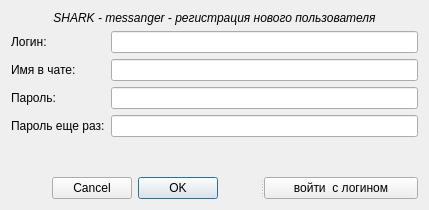
First picture: the form in Shark_UI/registerScreen.ui, repository YanBatytskiy/Shark_3_0_Qt, before the edit.
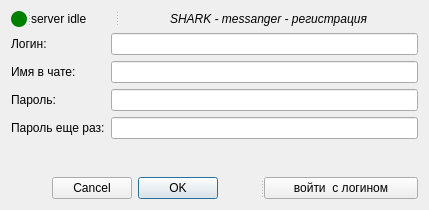
Second picture: the form after the edit.

Patch:
```diff
--- a/Shark_UI/registerScreen.ui
+++ b/Shark_UI/registerScreen.ui
@@ -18,6 +18,42 @@
     <number>6</number>
    </property>
    <item>
+    <widget class="QSplitter" name="splitter_2">
+     <property name="orientation">
+      <enum>Qt::Orientation::Horizontal</enum>
+     </property>
+     <widget class="QLabel" name="serverStatusLabelRound">
+      <property name="sizePolicy">
+       <sizepolicy hsizetype="Preferred" vsizetype="Preferred">
+        <horstretch>0</horstretch>
+        <verstretch>0</verstretch>
+       </sizepolicy>
+      </property>
+      <property name="minimumSize">
+       <size>
+        <width>16</width>
+        <height>16</height>
+       </size>
+      </property>
+      <property name="maximumSize">
+       <size>
+        <width>16</width>
+        <height>16</height>
+       </size>
+      </property>
+      <property name="styleSheet">
+       <string notr="true">background-color: green;
+border-radius: 8px;</string>
+      </property>
+      <property name="text">
+       <string/>
+      </property>
+     </widget>
+     <widget class="QLabel" name="serverStatusLabel">
+      <property name="text">
+       <string>server idle</string>
+      </property>
+     </widget>
     <widget class="QLabel" name="label">
      <property name="font">
       <font>
@@ -25,11 +61,12 @@
       </font>
      </property>
      <property name="text">
-      <string>SHARK - messanger - регистрация нового пользователя</string>
+       <string>SHARK - messanger - регистрация</string>
      </property>
      <property name="alignment">
       <set>Qt::AlignmentFlag::AlignCenter</set>
      </property>
+     </widget>
     </widget>
    </item>
    <item>
```
Left out of the diff: 3 changed lines with no effect on the pictures. Lines whose indentation alone changed are shown as unchanged.
